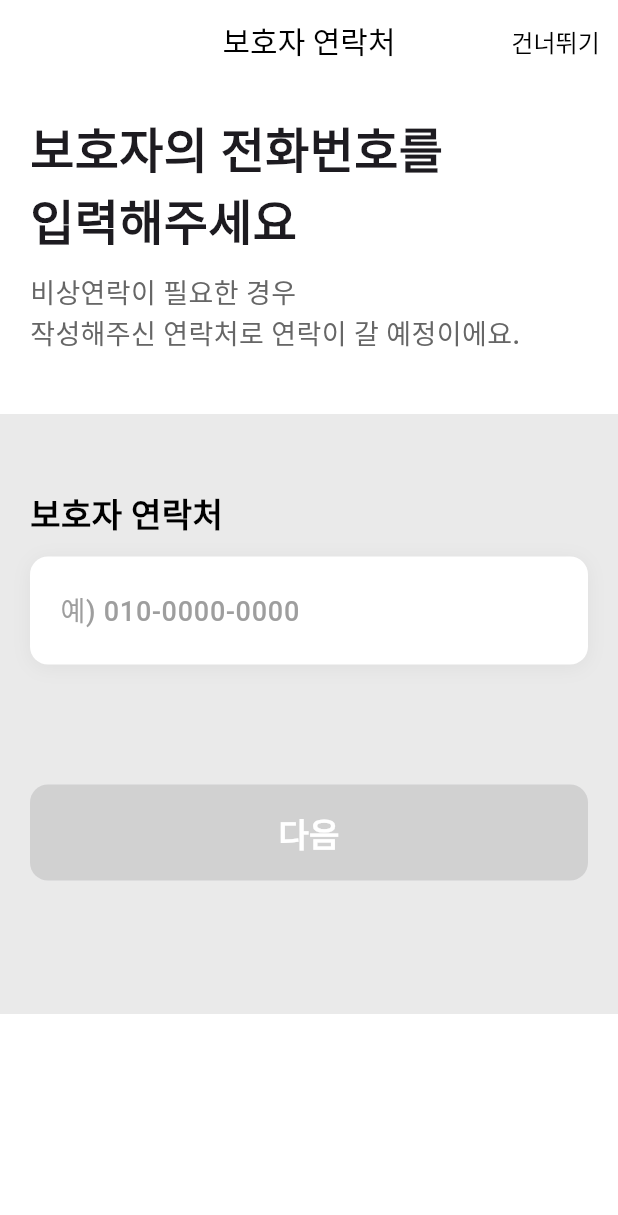
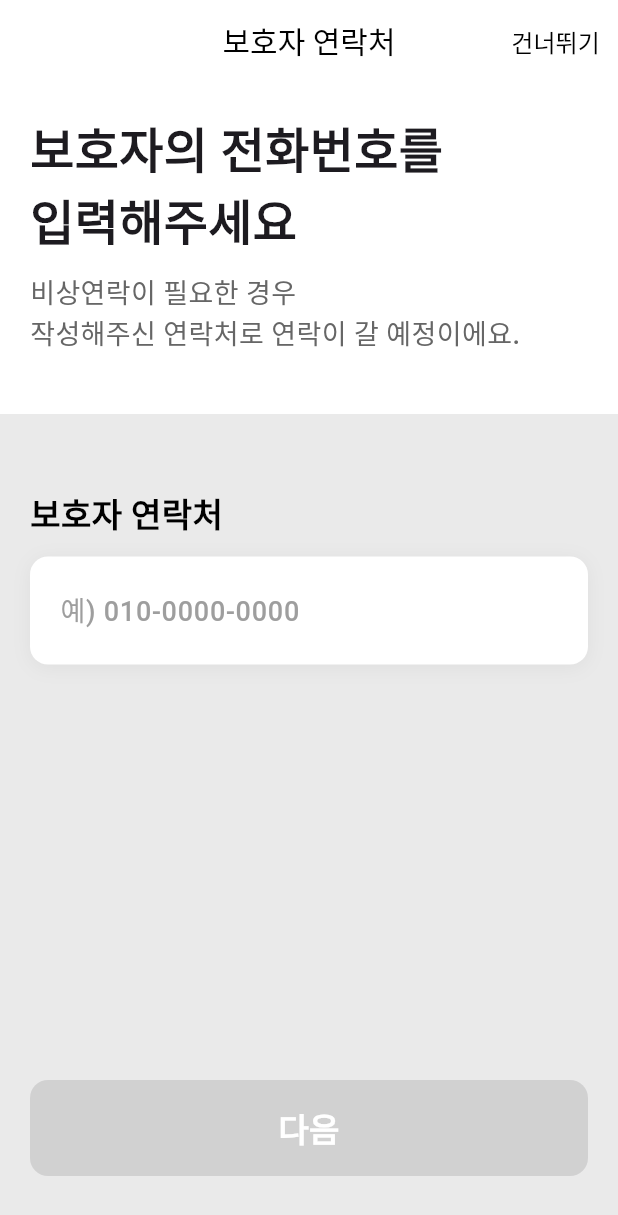
Before and after one commit to justinking22/Wicore, a Flutter app: the PhoneInputScreen screen opened by its route, on a phone screen of 412 x 824 dp. Shown: the top 1215 px of the screen. Run offline on Flutter 3.47's test engine with Material 3 defaults, Android fonts, the light colour scheme and no system bars; our stand-ins replace dio, dotted_border, flutter_native_splash, flutter_riverpod, freezed_annotation, go_router and 3 more; missing offline and left inert: amplify_api, amplify_auth_cognito, amplify_flutter, mobile_scanner; accounts and stored records are empty; generated files the repository leaves out were written again; Roboto replaces fonts that are missing (Pretendard); project files that could hold a hidden picture were left out.

Commit message:
onboarding screen phoneNumber issue

```diff
--- a/lib/models/user_request_model.dart
+++ b/lib/models/user_request_model.dart
@@ -26,7 +26,7 @@ class UserItem {
   @JsonKey(defaultValue: null, includeIfNull: false)
   final int? age;
   @JsonKey(defaultValue: null, includeIfNull: false)
-  final String? number;
+  final String? phoneNumber;
   @JsonKey(name: 'deviceStrength', defaultValue: null, includeIfNull: false)
   final int? deviceStrength;
   @JsonKey(defaultValue: null, includeIfNull: false)
@@ -48,7 +48,7 @@ class UserItem {
     this.gender,
     this.onboarded,
     this.age,
-    this.number,
+    this.phoneNumber,
     this.deviceStrength,
     this.created,
     this.updated,
--- a/lib/screens/phone_input_screen.dart
+++ b/lib/screens/phone_input_screen.dart
@@ -69,14 +69,14 @@ class _PhoneInputScreenState extends ConsumerState<PhoneInputScreen> {
 
       print('📱 PhoneInput - Phone number saved successfully');
 
-      // ✅ IMPORTANT: Set onboarded to true
+      // ✅ IMPORTANT: Set onboarded to true in API
       await ref
           .read(userProvider.notifier)
           .updateCurrentUserProfile(UserUpdateRequest(onboarded: true));
 
       print('✅ PhoneInput - User marked as onboarded in API');
 
-      // ✅ Also mark as completed locally
+      // ✅ Also mark as completed locally (for tracking)
       final onboardingManager = ref.read(onboardingManagerProvider);
       await onboardingManager.markOnboardingCompleted();
 
@@ -110,6 +110,7 @@ class _PhoneInputScreenState extends ConsumerState<PhoneInputScreen> {
     }
   }
 
+  // 🔧 REVERTED: Skip method that marks as shown for today (not fully completed)
   void _skipAndContinue() async {
     try {
       print('⏭️ PhoneInput - User clicked skip button');
@@ -158,25 +159,16 @@ class _PhoneInputScreenState extends ConsumerState<PhoneInputScreen> {
       orElse: () => false,
     );
 
-    final mediaQuery = MediaQuery.of(context);
-    final screenHeight = mediaQuery.size.height;
-    final keyboardHeight = mediaQuery.viewInsets.bottom;
-    final isKeyboardVisible = keyboardHeight > 0;
-    final availableHeight = screenHeight - keyboardHeight;
-
     return GestureDetector(
       onTap: _dismissKeyboard,
       child: Scaffold(
-        // Prevent the body from resizing when keyboard appears
-        resizeToAvoidBottomInset: false,
-        body: SafeArea(
-          child: Container(
-            color: Colors.white,
-            height: double.infinity,
-            child: Column(
-              crossAxisAlignment: CrossAxisAlignment.start,
+        // 🔧 FIX: Set background color to prevent red overflow
+        backgroundColor: Colors.white,
+        // 🔧 FIX: Allow body to resize for better keyboard handling
+        resizeToAvoidBottomInset: true,
+        body: Column(
           children: [
-                // App Bar - Fixed at top
+            // 🔧 FIX: App Bar - Fixed at top without extra spacing
             CustomAppBar(
               title: '보호자 연락처',
               showTrailingButton: true,
@@ -185,71 +177,42 @@ class _PhoneInputScreenState extends ConsumerState<PhoneInputScreen> {
               onTrailingPressed: _skipAndContinue,
             ),
 
-                // Scrollable content
+            // 🔧 FIX: Main content - Expanded to fill remaining space
             Expanded(
-                  child: SingleChildScrollView(
-                    // Add physics for better scrolling experience
-                    physics: const ClampingScrollPhysics(),
-                    child: ConstrainedBox(
-                      constraints: BoxConstraints(
-                        minHeight:
-                            availableHeight -
-                            (MediaQuery.of(context).padding.top +
-                                kToolbarHeight),
-                      ),
+              child: Column(
+                children: [
+                  // Header section - Fixed height
+                  Container(
+                    color: Colors.white,
+                    padding: const EdgeInsets.fromLTRB(20, 20, 20, 0),
                     child: Column(
                       crossAxisAlignment: CrossAxisAlignment.start,
                       children: [
-                          const SizedBox(height: 20),
-
-                          // Header section with better padding
-                          Container(
-                            color: Colors.white,
-                            child: Column(
-                              children: [
-                                Padding(
-                                  padding: const EdgeInsets.symmetric(
-                                    horizontal: 20,
-                                  ),
-                                  child: Container(
-                                    color: Colors.white,
+                        SizedBox(
                           width: double.infinity,
                           child: Text(
                             '보호자의 전화번호를\n입력해주세요',
                             style: TextStyles.kBody,
                           ),
                         ),
-                                ),
                         const SizedBox(height: 12),
-                                Padding(
-                                  padding: const EdgeInsets.symmetric(
-                                    horizontal: 20,
-                                  ),
-                                  child: Container(
-                                    color: Colors.white,
+                        SizedBox(
                           width: double.infinity,
                           child: Text(
                             '비상연락이 필요한 경우\n작성해주신 연락처로 연락이 갈 예정이에요.',
                             style: TextStyles.kMedium,
                           ),
                         ),
-                                ),
+                        const SizedBox(height: 40),
                       ],
                     ),
                   ),
 
-                          const SizedBox(height: 40),
-
-                          // Input section with flexible height
-                          Container(
+                  // 🔧 FIX: Input section - Expanded to fill remaining space
+                  Expanded(
+                    child: Container(
+                      width: double.infinity,
                       color: CustomColors.lighterGray,
-                            constraints: BoxConstraints(
-                              minHeight:
-                                  isKeyboardVisible
-                                      ? availableHeight -
-                                          200 // Adjust based on header height
-                                      : 400,
-                            ),
                       child: Padding(
                         padding: const EdgeInsets.all(20.0),
                         child: Column(
@@ -312,15 +275,13 @@ class _PhoneInputScreenState extends ConsumerState<PhoneInputScreen> {
                               ),
                             ),
 
-                                  // Flexible spacing that adapts to keyboard
-                                  SizedBox(height: isKeyboardVisible ? 20 : 80),
+                            // 🔧 FIX: Spacer to push button to bottom
+                            const Spacer(),
 
-                                  // Button section
+                            // 🔧 FIX: Button section - Always at bottom
                             if (_isSaving || isApiLoading)
                               const Padding(
-                                      padding: EdgeInsets.symmetric(
-                                        vertical: 16,
-                                      ),
+                                padding: EdgeInsets.symmetric(vertical: 16),
                                 child: Center(
                                   child: CircularProgressIndicator(),
                                 ),
@@ -330,23 +291,12 @@ class _PhoneInputScreenState extends ConsumerState<PhoneInputScreen> {
                                 text: '다음',
                                 isEnabled: _isButtonEnabled,
                                 onPressed:
-                                          _isButtonEnabled
-                                              ? _saveAndContinue
-                                              : null,
+                                    _isButtonEnabled ? _saveAndContinue : null,
                                 disabledBackgroundColor: Colors.grey,
                               ),
 
-                                  // Bottom padding to ensure button is always visible
-                                  SizedBox(
-                                    height:
-                                        isKeyboardVisible
-                                            ? keyboardHeight + 20
-                                            : 40,
-                                  ),
-                                ],
-                              ),
-                            ),
-                          ),
+                            // 🔧 FIX: Bottom padding for safe area
+                            const SizedBox(height: 20),
                           ],
                         ),
                       ),
@@ -355,6 +305,7 @@ class _PhoneInputScreenState extends ConsumerState<PhoneInputScreen> {
                 ],
               ),
             ),
+          ],
         ),
       ),
     );
--- a/lib/screens/resave_phone_number_screen.dart
+++ b/lib/screens/resave_phone_number_screen.dart
@@ -55,9 +55,9 @@ class _ResavePhoneNumberScreenState
       final userState = ref.read(userProvider);
       userState.when(
         data: (response) {
-          if (response?.data?.number != null) {
+          if (response?.data?.phoneNumber != null) {
             setState(() {
-              _phoneController.text = response!.data!.number!;
+              _phoneController.text = response!.data!.phoneNumber!;
               _isButtonEnabled = true;
             });
           }
--- a/lib/screens/settings_screen.dart
+++ b/lib/screens/settings_screen.dart
@@ -225,7 +225,7 @@ class _SettingsScreenState extends ConsumerState<SettingsScreen> {
               backgroundColor: CustomColors.lighterGray,
               title: '설정',
               trailingButtonIcon: Icons.info_outline,
-              showTrailingButton: true,
+              showTrailingButton: false,
               onTrailingPressed: () {
                 context.push('/onboarding');
               },
```
Also changed, not shown: lib/app_router.dart (+10 -8 lines), lib/screens/personal_info_input_screen.dart (+27 -37 lines), lib/widgets/onboarding_manager.dart (+20 -21 lines), lib/models/user_request_model.g.dart. Lines whose indentation alone changed are shown as unchanged.
